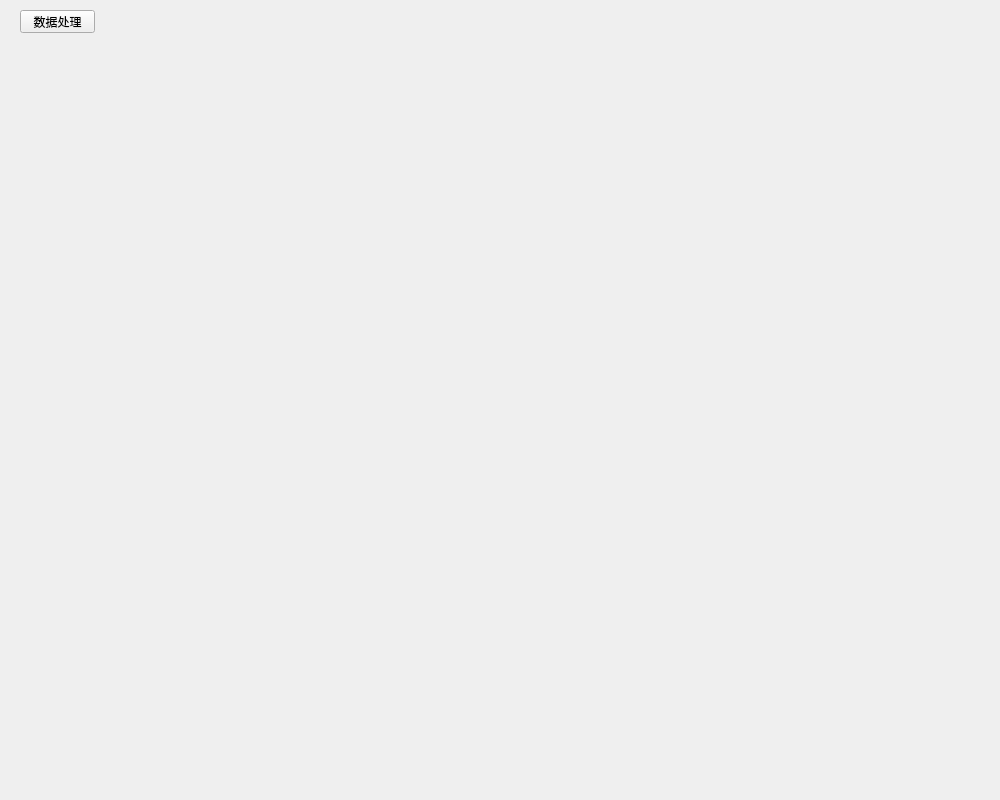
Qt form src/ui/mainWindow.ui (CcooLcyy/checker) before a commit.
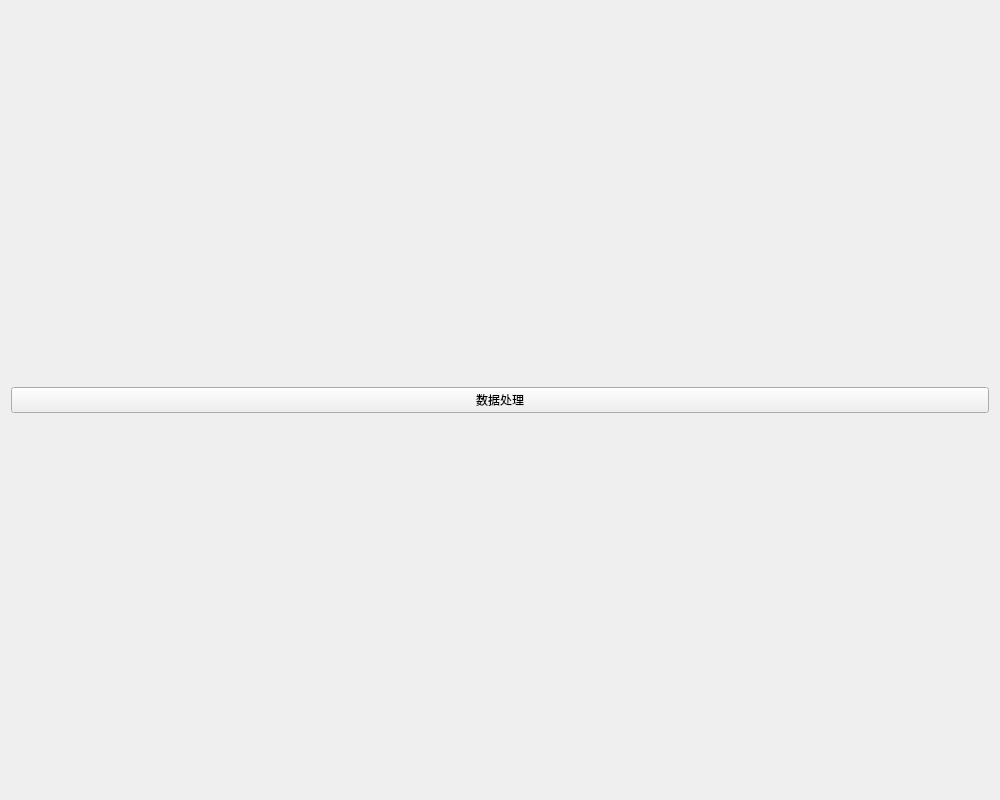
The same form after that commit.

Patch:
```diff
--- a/src/ui/mainWindow.ui
+++ b/src/ui/mainWindow.ui
@@ -10,22 +10,34 @@
     <height>800</height>
    </rect>
   </property>
+  <property name="minimumSize">
+   <size>
+    <width>1000</width>
+    <height>800</height>
+   </size>
+  </property>
+  <property name="maximumSize">
+   <size>
+    <width>1000</width>
+    <height>800</height>
+   </size>
+  </property>
   <property name="windowTitle">
    <string>主界面</string>
   </property>
+  <layout class="QGridLayout" name="gridLayout_2">
+   <item row="0" column="0">
+    <layout class="QGridLayout" name="gridLayout">
+     <item row="0" column="0">
   <widget class="QPushButton" name="toDataWindowButton">
-   <property name="geometry">
-    <rect>
-     <x>20</x>
-     <y>10</y>
-     <width>75</width>
-     <height>23</height>
-    </rect>
-   </property>
    <property name="text">
     <string>数据处理</string>
    </property>
   </widget>
+     </item>
+    </layout>
+   </item>
+  </layout>
  </widget>
  <resources/>
  <connections/>
```
Lines whose indentation alone changed are shown as unchanged.
